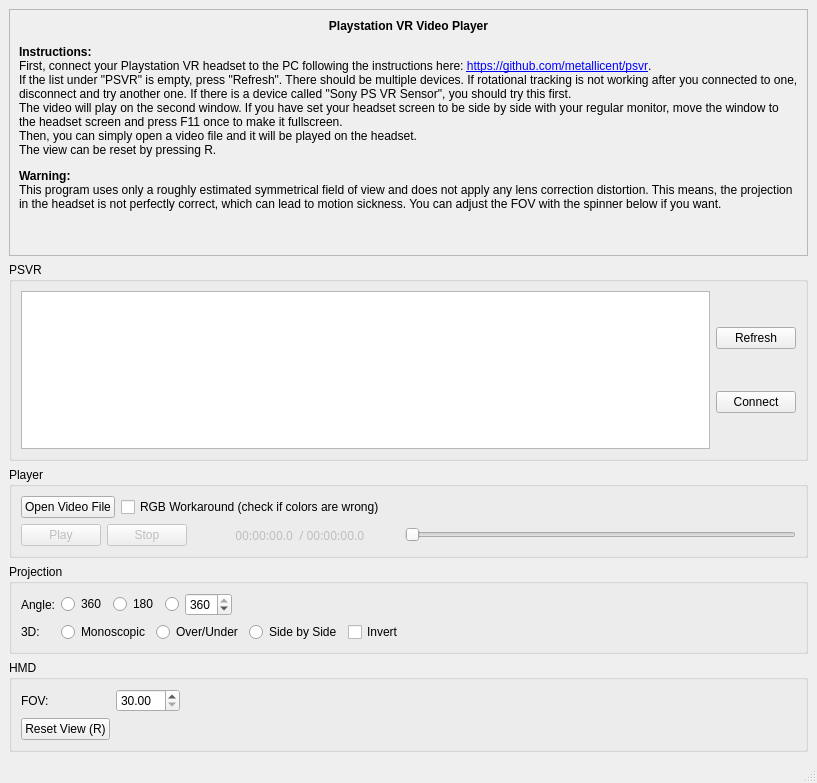
This is src/mainwindow.ui in evgenykislov/psvr_player as Qt 5 draws it before an edit. The edited form follows.
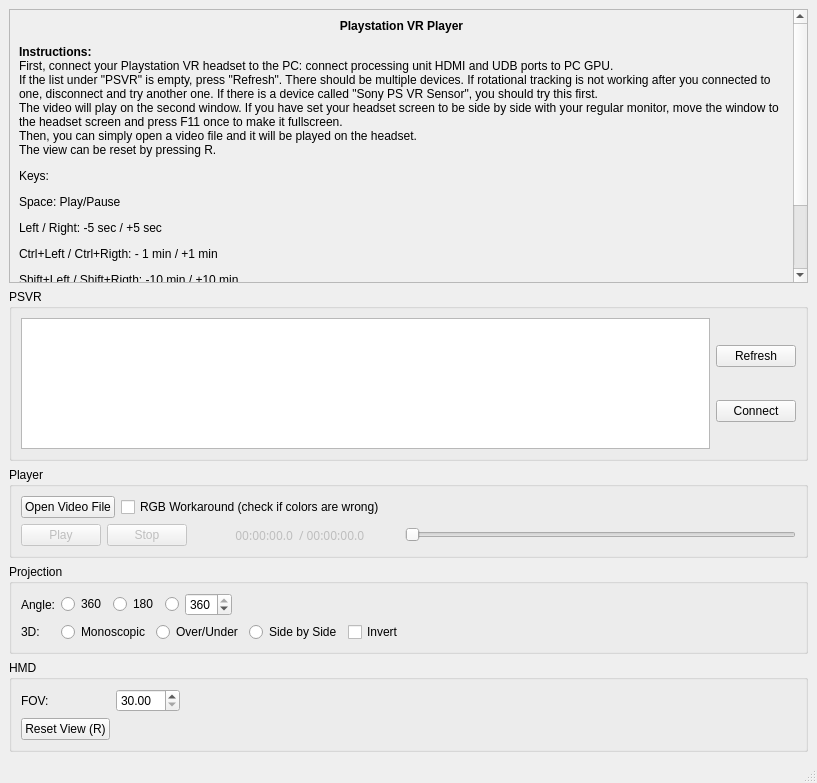
This is the edited form.

Commit message: Adds help about key shortcuts.

Patch:
```diff
--- a/src/mainwindow.ui
+++ b/src/mainwindow.ui
@@ -26,7 +26,7 @@
          <x>0</x>
          <y>0</y>
          <width>783</width>
-         <height>315</height>
+         <height>483</height>
         </rect>
        </property>
        <layout class="QVBoxLayout" name="verticalLayout_4">
@@ -45,7 +45,7 @@
            <enum>QFrame::Plain</enum>
           </property>
           <property name="text">
-           <string>&lt;html&gt;&lt;head/&gt;&lt;body&gt;&lt;p align=&quot;center&quot;&gt;&lt;span style=&quot; font-weight:600;&quot;&gt;Playstation VR Video Player&lt;/span&gt;&lt;/p&gt;&lt;p&gt;&lt;span style=&quot; font-weight:600;&quot;&gt;Instructions:&lt;br/&gt;&lt;/span&gt;First, connect your Playstation VR headset to the PC following the instructions here: &lt;a href=&quot;https://github.com/metallicent/psvr&quot;&gt;&lt;span style=&quot; text-decoration: underline; color:#0000ff;&quot;&gt;https://github.com/metallicent/psvr&lt;/span&gt;&lt;/a&gt;.&lt;br/&gt;If the list under &amp;quot;PSVR&amp;quot; is empty, press &amp;quot;Refresh&amp;quot;. There should be multiple devices. If rotational tracking is not working after you connected to one, disconnect and try another one. If there is a device called &amp;quot;Sony PS VR Sensor&amp;quot;, you should try this first.&lt;br/&gt;The video will play on the second window. If you have set your headset screen to be side by side with your regular monitor, move the window to the headset screen and press F11 once to make it fullscreen.&lt;br/&gt;Then, you can simply open a video file and it will be played on the headset.&lt;br/&gt;The view can be reset by pressing R.&lt;/p&gt;&lt;p&gt;&lt;span style=&quot; font-weight:600;&quot;&gt;Warning:&lt;/span&gt;&lt;br/&gt;This program uses only a roughly estimated symmetrical field of view and does not apply any lens correction distortion. This means, the projection in the headset is not perfectly correct, which can lead to motion sickness. You can adjust the FOV with the spinner below if you want.&lt;/p&gt;&lt;/body&gt;&lt;/html&gt;</string>
+           <string>&lt;html&gt;&lt;head/&gt;&lt;body&gt;&lt;p align=&quot;center&quot;&gt;&lt;span style=&quot; font-weight:600;&quot;&gt;Playstation VR Player&lt;/span&gt;&lt;/p&gt;&lt;p&gt;&lt;span style=&quot; font-weight:600;&quot;&gt;Instructions:&lt;br/&gt;&lt;/span&gt;First, connect your Playstation VR headset to the PC: connect processing unit HDMI and UDB ports to PC GPU.&lt;br/&gt;If the list under &amp;quot;PSVR&amp;quot; is empty, press &amp;quot;Refresh&amp;quot;. There should be multiple devices. If rotational tracking is not working after you connected to one, disconnect and try another one. If there is a device called &amp;quot;Sony PS VR Sensor&amp;quot;, you should try this first.&lt;br/&gt;The video will play on the second window. If you have set your headset screen to be side by side with your regular monitor, move the window to the headset screen and press F11 once to make it fullscreen.&lt;br/&gt;Then, you can simply open a video file and it will be played on the headset.&lt;br/&gt;The view can be reset by pressing R.&lt;/p&gt;&lt;p&gt;Keys:&lt;/p&gt;&lt;p&gt;Space: Play/Pause&lt;/p&gt;&lt;p&gt;Left / Right: -5 sec / +5 sec&lt;/p&gt;&lt;p&gt;Ctrl+Left / Ctrl+Rigth: - 1 min / +1 min&lt;/p&gt;&lt;p&gt;Shift+Left / Shift+Rigth: -10 min / +10 min&lt;/p&gt;&lt;p&gt;Ctrl+Space: Reset View&lt;/p&gt;&lt;p&gt;&lt;span style=&quot; font-weight:600;&quot;&gt;Warning:&lt;/span&gt;&lt;br/&gt;This program uses only a roughly estimated symmetrical field of view and does not apply any lens correction distortion. This means, the projection in the headset is not perfectly correct, which can lead to motion sickness. You can adjust the FOV with the spinner below if you want.&lt;/p&gt;&lt;/body&gt;&lt;/html&gt;</string>
           </property>
           <property name="alignment">
            <set>Qt::AlignLeading|Qt::AlignLeft|Qt::AlignTop</set>
```
